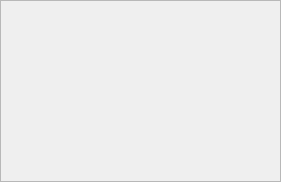
Above: curtainopen.ui from breaveSun/central_control before the change. Below: the same form after it.
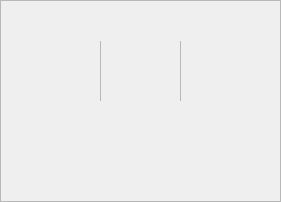
That is the form after the change. Custom widgets are drawn as their Qt base class.

Patch:
```diff
--- a/curtainopen.ui
+++ b/curtainopen.ui
@@ -7,7 +7,7 @@
     <x>0</x>
     <y>0</y>
     <width>281</width>
-    <height>172</height>
+    <height>202</height>
    </rect>
   </property>
   <property name="sizePolicy">
@@ -48,24 +48,24 @@
      </property>
      <layout class="QVBoxLayout" name="verticalLayout_2">
       <property name="spacing">
-       <number>0</number>
+       <number>20</number>
       </property>
       <property name="leftMargin">
-       <number>14</number>
+       <number>20</number>
       </property>
       <property name="topMargin">
-       <number>5</number>
+       <number>20</number>
       </property>
       <property name="rightMargin">
-       <number>14</number>
+       <number>20</number>
       </property>
       <property name="bottomMargin">
-       <number>5</number>
+       <number>20</number>
       </property>
       <item>
        <widget class="QWidget" name="curtainTitleList" native="true">
         <property name="sizePolicy">
-         <sizepolicy hsizetype="Expanding" vsizetype="Maximum">
+         <sizepolicy hsizetype="Maximum" vsizetype="Maximum">
           <horstretch>0</horstretch>
           <verstretch>0</verstretch>
          </sizepolicy>
@@ -86,17 +86,20 @@
          <string notr="true"/>
         </property>
         <layout class="QHBoxLayout" name="horizontalLayout_2">
+         <property name="spacing">
+          <number>0</number>
+         </property>
          <property name="leftMargin">
-          <number>20</number>
+          <number>0</number>
          </property>
          <property name="topMargin">
-          <number>30</number>
+          <number>0</number>
          </property>
          <property name="rightMargin">
-          <number>20</number>
+          <number>0</number>
          </property>
          <property name="bottomMargin">
-          <number>30</number>
+          <number>0</number>
          </property>
          <item>
           <widget class="titleIcon" name="curtainTitle" native="true">
@@ -120,24 +123,14 @@
            </property>
           </widget>
          </item>
-         <item>
-          <spacer name="horizontalSpacer_2">
-           <property name="orientation">
-            <enum>Qt::Horizontal</enum>
-           </property>
-           <property name="sizeHint" stdset="0">
-            <size>
-             <width>40</width>
-             <height>20</height>
-            </size>
-           </property>
-          </spacer>
-         </item>
         </layout>
        </widget>
       </item>
       <item>
        <widget class="QWidget" name="curtainButtonW" native="true">
+        <property name="styleSheet">
+         <string notr="true"/>
+        </property>
         <layout class="QHBoxLayout" name="horizontalLayout">
          <property name="spacing">
           <number>0</number>
@@ -262,7 +255,7 @@
           <number>20</number>
          </property>
          <property name="bottomMargin">
-          <number>30</number>
+          <number>0</number>
          </property>
          <item>
           <widget class="mySlider" name="openCloseSlider" native="true">
```
